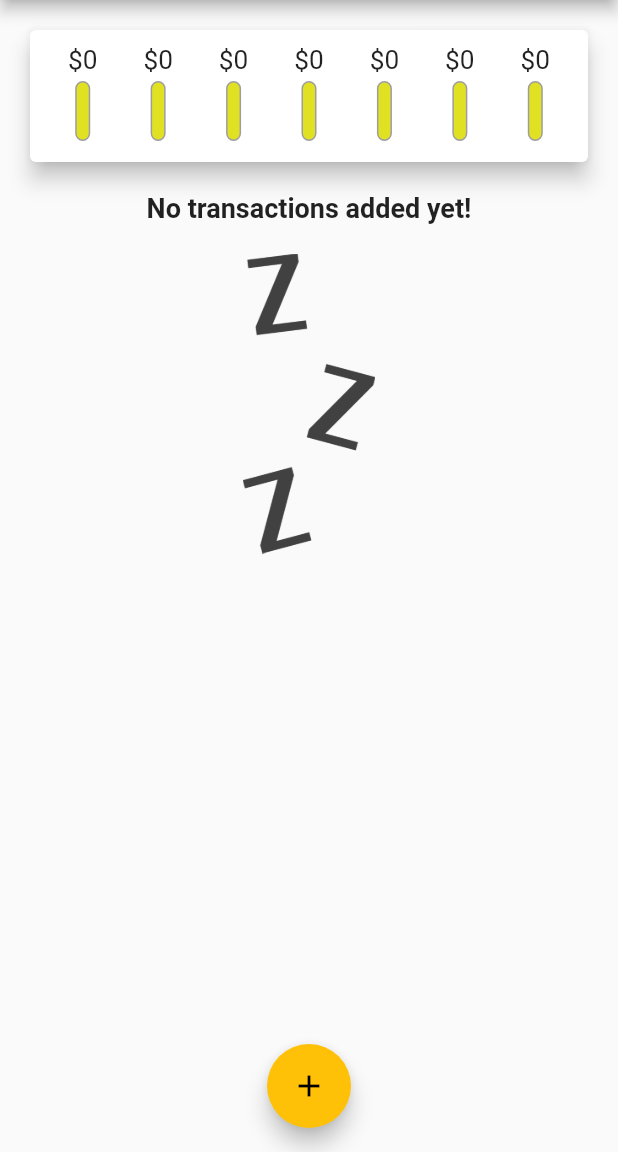
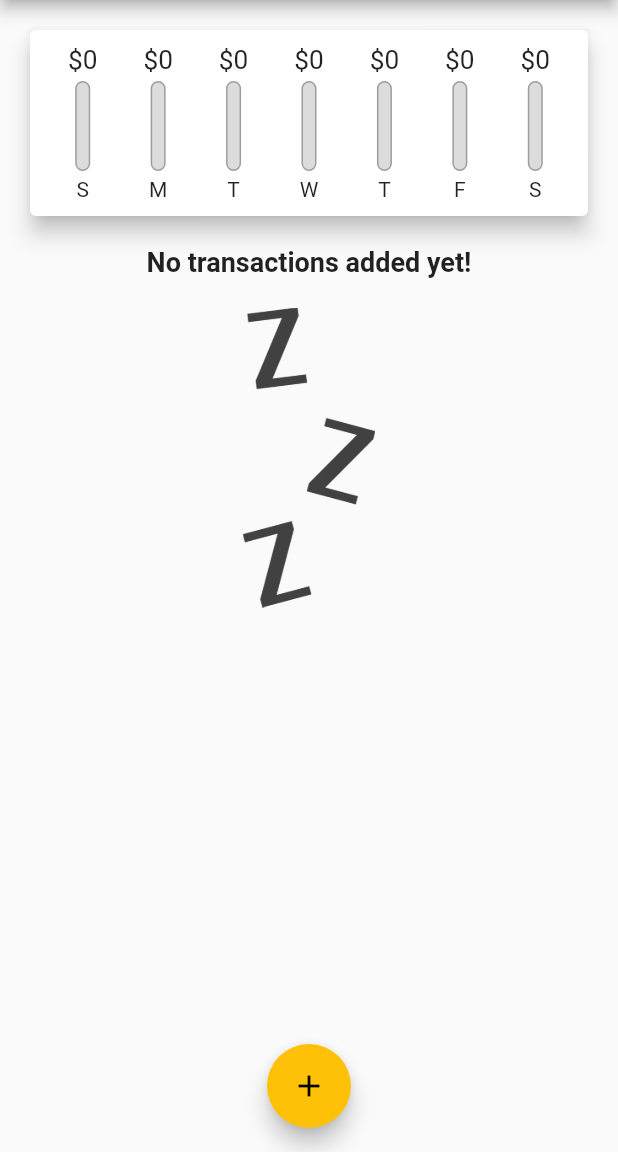
Before and after one commit to mahin1995/flutter_udemy_project2, a Flutter app: the screen it shows after launch, on a phone screen of 412 x 824 dp, the part 84-1236 px from its top. Run offline on Flutter 3.47's test engine with Material 2 defaults, Android fonts, the phone set to English and light mode, and no system bars; Roboto replaces fonts that are missing (OpenSans).

Commit message:
from home pc

```diff
--- a/lib/main.dart
+++ b/lib/main.dart
@@ -15,6 +15,7 @@ class MyApp extends StatelessWidget {
       theme: ThemeData(
           primarySwatch: Colors.purple,
           accentColor: Colors.amber,
+          errorColor: Colors.red,
           fontFamily: 'Quicksand',
           textTheme: ThemeData.light().textTheme.copyWith(
                 title: TextStyle(
@@ -94,6 +95,11 @@ List<Transaction>? get _recentTransactions {
       },
     );
   }
+  void _deleteTransaction(String id){
+    setState(() {
+      _userTransactions.removeWhere((tx) =>tx.id==id );
+    });
+  }
 
   @override
   Widget build(BuildContext context) {
@@ -115,7 +121,7 @@ List<Transaction>? get _recentTransactions {
           crossAxisAlignment: CrossAxisAlignment.stretch,
           children: <Widget>[
             Chart(_recentTransactions!),
-            TransactionList(_userTransactions),
+            TransactionList(_userTransactions,_deleteTransaction),
           ],
         ),
       ),
--- a/lib/widgets/chart_bar.dart
+++ b/lib/widgets/chart_bar.dart
@@ -1,30 +1,35 @@
 import 'package:flutter/material.dart';
 
-
 class ChartBar extends StatelessWidget {
-  // const ChartBar({ Key? key }) : super(key: key);
   final String label;
   final double spendingAmount;
   final double spendingPctOfTotal;
-  ChartBar(this.label,this.spendingAmount,this.spendingPctOfTotal);
+
+  ChartBar(this.label, this.spendingAmount, this.spendingPctOfTotal);
 
   @override
   Widget build(BuildContext context) {
     return Column(
-      children:<Widget> [
+      children: <Widget>[
         Container(
           height: 20,
           child: FittedBox(
-                child: Text('\$${spendingAmount.toStringAsFixed(0)}'))),
-        SizedBox(height: 4,),
+            child: Text('\$${spendingAmount.toStringAsFixed(0)}'),
+          ),
+        ),
+        SizedBox(
+          height: 4,
+        ),
         Container(
-          height: 40,
+          height: 60,
           width: 10,
-          child: Stack(children: [
+          child: Stack(
+            children: <Widget>[
               Container(
-              decoration: BoxDecoration(border: Border.all(color: Colors.grey,width: 1.0),
-              color: Color.fromARGB( 220, 220, 220, 1),
-              borderRadius:BorderRadius.circular(10),
+                decoration: BoxDecoration(
+                  border: Border.all(color: Colors.grey, width: 1.0),
+                  color: Color.fromRGBO(220, 220, 220, 1),
+                  borderRadius: BorderRadius.circular(10),
                 ),
               ),
               FractionallySizedBox(
@@ -32,16 +37,17 @@ class ChartBar extends StatelessWidget {
                 child: Container(
                   decoration: BoxDecoration(
                     color: Theme.of(context).primaryColor,
-                  borderRadius: BorderRadius.circular(18)
+                    borderRadius: BorderRadius.circular(10),
                   ),
                 ),
-            )
-          ],),
+              ),
+            ],
+          ),
         ),
         SizedBox(
           height: 4,
-        )
-
+        ),
+        Text(label),
       ],
     );
   }
--- a/lib/widgets/transaction_list.dart
+++ b/lib/widgets/transaction_list.dart
@@ -5,8 +5,9 @@ import '../model/transaction.dart';
 
 class TransactionList extends StatelessWidget {
   final List<Transaction> transactions;
+  final Function deleteTx;
 
-  TransactionList(this.transactions);
+  TransactionList(this.transactions, this.deleteTx);
 
   @override
   Widget build(BuildContext context) {
@@ -51,6 +52,11 @@ class TransactionList extends StatelessWidget {
                     ),
                     subtitle: Text(
                         DateFormat.yMMMd().format(transactions[index].date)),
+                    trailing: IconButton(
+                      icon: Icon(Icons.delete),
+                      onPressed: ()=>deleteTx(transactions[index].id),
+                      color: Theme.of(context).errorColor,
+                    ),
                   ),
                 );
               },
```
Lines whose indentation alone changed are shown as unchanged.
